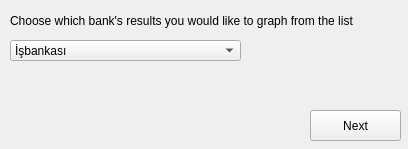
This is ui/step1.ui in aziznal/spider-result-grapher as Qt 5 draws it before an edit. The edited form follows.
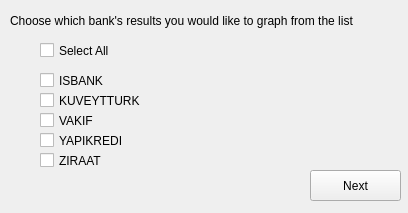
This is the edited form.

Patch:
```diff
--- a/ui/step1.ui
+++ b/ui/step1.ui
@@ -7,42 +7,18 @@
     <x>0</x>
     <y>0</y>
     <width>408</width>
-    <height>149</height>
+    <height>213</height>
    </rect>
   </property>
-  <property name="minimumSize">
-   <size>
-    <width>408</width>
-    <height>149</height>
-   </size>
-  </property>
-  <property name="maximumSize">
-   <size>
-    <width>408</width>
-    <height>149</height>
-   </size>
-  </property>
   <property name="windowTitle">
    <string>Choose Bank</string>
   </property>
   <widget class="QWidget" name="centralwidget">
-   <property name="minimumSize">
-    <size>
-     <width>408</width>
-     <height>149</height>
-    </size>
-   </property>
-   <property name="maximumSize">
-    <size>
-     <width>408</width>
-     <height>149</height>
-    </size>
-   </property>
    <widget class="QPushButton" name="nextButton">
     <property name="geometry">
      <rect>
       <x>310</x>
-      <y>110</y>
+      <y>170</y>
       <width>91</width>
       <height>31</height>
      </rect>
@@ -67,40 +43,83 @@
      <string>Choose which bank's results you would like to graph from the list</string>
     </property>
    </widget>
-   <widget class="QComboBox" name="bankDropDownMenu">
+   <widget class="QCheckBox" name="selectAllCheckBox">
     <property name="geometry">
      <rect>
-      <x>10</x>
+      <x>40</x>
       <y>40</y>
       <width>231</width>
       <height>21</height>
      </rect>
     </property>
-    <item>
-     <property name="text">
-      <string>İşbankası</string>
-     </property>
-    </item>
-    <item>
-     <property name="text">
-      <string>KuveytTürk</string>
-     </property>
-    </item>
-    <item>
-     <property name="text">
-      <string>VakıfBank</string>
-     </property>
-    </item>
-    <item>
-     <property name="text">
-      <string>YapiKredi</string>
-     </property>
-    </item>
-    <item>
-     <property name="text">
-      <string>Ziraat</string>
-     </property>
-    </item>
+    <property name="text">
+     <string>Select All</string>
+    </property>
+   </widget>
+   <widget class="QCheckBox" name="isbankCheckBox">
+    <property name="geometry">
+     <rect>
+      <x>40</x>
+      <y>70</y>
+      <width>231</width>
+      <height>21</height>
+     </rect>
+    </property>
+    <property name="text">
+     <string>ISBANK</string>
+    </property>
+   </widget>
+   <widget class="QCheckBox" name="kuveytturkCheckBox">
+    <property name="geometry">
+     <rect>
+      <x>40</x>
+      <y>90</y>
+      <width>231</width>
+      <height>21</height>
+     </rect>
+    </property>
+    <property name="text">
+     <string>KUVEYTTURK</string>
+    </property>
+   </widget>
+   <widget class="QCheckBox" name="vakifCheckBox">
+    <property name="geometry">
+     <rect>
+      <x>40</x>
+      <y>110</y>
+      <width>231</width>
+      <height>21</height>
+     </rect>
+    </property>
+    <property name="text">
+     <string>VAKIF</string>
+    </property>
+   </widget>
+   <widget class="QCheckBox" name="yapikrediCheckBox">
+    <property name="geometry">
+     <rect>
+      <x>40</x>
+      <y>130</y>
+      <width>231</width>
+      <height>21</height>
+     </rect>
+    </property>
+    <property name="text">
+     <string>YAPIKREDI</string>
+    </property>
+   </widget>
+   <widget class="QCheckBox" name="ziraatCheckBox">
+    <property name="geometry">
+     <rect>
+      <x>40</x>
+      <y>150</y>
+      <width>231</width>
+      <height>21</height>
+     </rect>
+    </property>
+    <property name="text">
+     <string>ZIRAAT</string>
+    </property>
    </widget>
   </widget>
  </widget>
```
